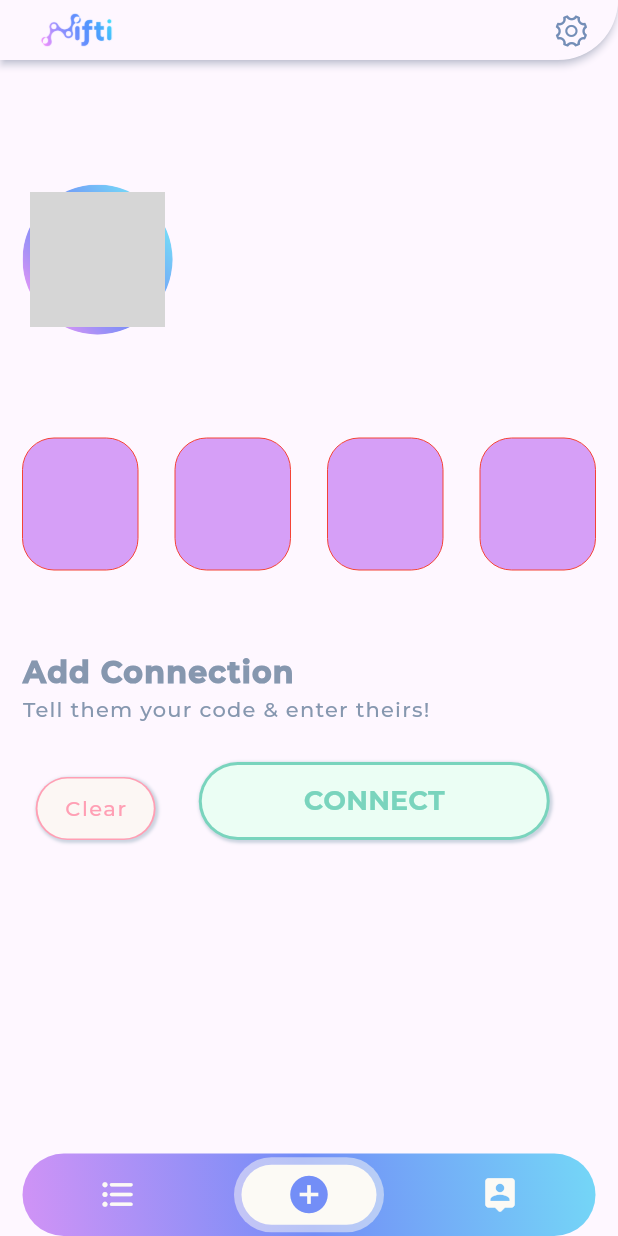
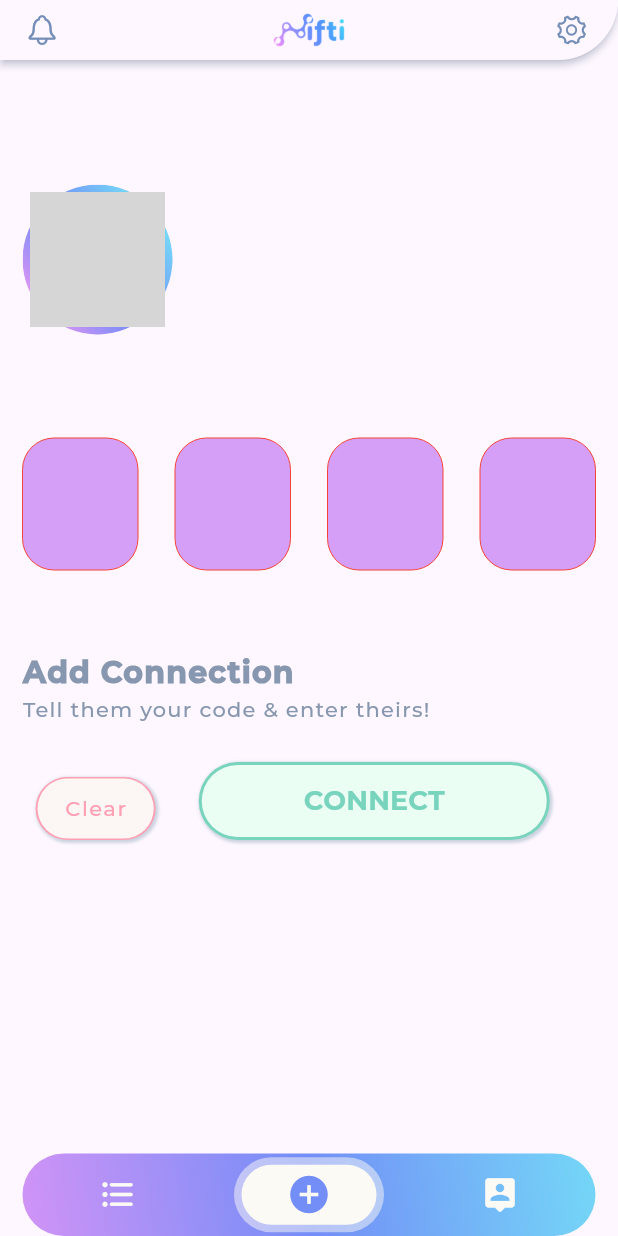
Before and after one commit to raghiiboiibaxtor/nifti_capstone, a Flutter app: the screen it shows once a user with an empty profile is signed in, on a phone screen of 412 x 824 dp. Run offline on Flutter 3.47's test engine with Material 2 defaults, Android fonts, the phone set to English and light mode, and no system bars; drawn by our look-alikes of pin_code_fields; our stand-ins replace cloud_firestore, firebase_auth, firebase_core, firebase_storage, gradient_borders, image_picker and 1 more; accounts and stored records are empty; network calls fail; grey boxes are pictures that could not be loaded.

Commit message:
Appbar layout

```diff
--- a/lib/widget_tree.dart
+++ b/lib/widget_tree.dart
@@ -37,18 +37,31 @@ class _WidgetTreeState extends State<WidgetTree> {
           shape: const RoundedRectangleBorder(
               borderRadius:
                   BorderRadius.only(bottomRight: Radius.circular(40))),
-          iconTheme: CupertinoIconThemeData(color: niftiGrey, size: 25),
+          // ? Appbar Theme
+          iconTheme: CupertinoIconThemeData(color: niftiGrey, size: 23),
           elevation: 2,
           shadowColor: niftiGreyShadow,
           surfaceTintColor: niftiOffWhite,
           toolbarHeight: 40,
+          centerTitle: true,
+          // ? Notifications
+          leading: IconButton(
+            onPressed: () {
+              //FirebaseAuth.instance.signOut();
+            },
+            icon: const Icon(
+              CupertinoIcons.bell,
+              semanticLabel: 'Notifications',
+            ),
+          ),
+          // ? Nifti Logo
           title: SizedBox(
             width: 70,
             child: Image.asset('images/nifti_logo.png'),
           ),
+          // ? Settings
           actions: [
-            Row(
-              children: [
+            //const Padding(padding: EdgeInsets.only(right: 7)),
             IconButton(
               onPressed: () {
                 //FirebaseAuth.instance.signOut();
@@ -59,11 +72,7 @@ class _WidgetTreeState extends State<WidgetTree> {
                 semanticLabel: 'Settings',
               ),
             ),
-                const Padding(padding: EdgeInsets.only(right: 7)
-                ),
-              ],
-          )
-
+            const Padding(padding: EdgeInsets.only(right: 7)),
           ],
         ),
         // ? Body of the page
```
Lines whose indentation alone changed are shown as unchanged.
